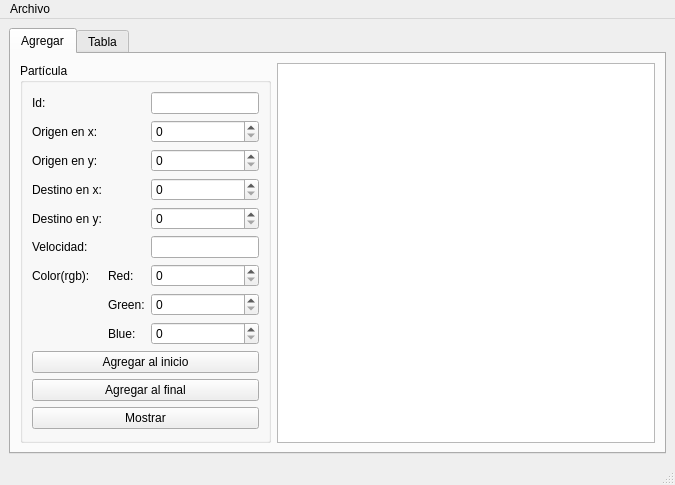
Before: the Qt Designer form particula.ui in ian16munoz3nunez1/particula_mainwindow, drawn with Qt 5.
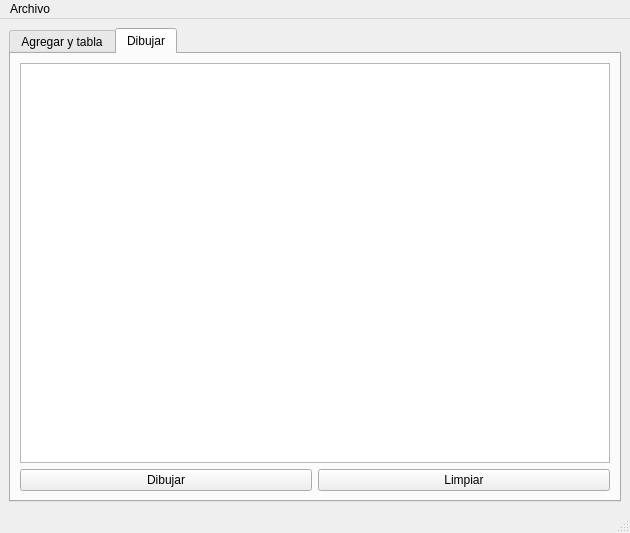
After: the same form once the commit is applied. The open tabs and pages were chosen to show the change.

Commit message: Interfaz de usuario con la actualización

Diff of the .ui file:
```diff
--- a/particula.ui
+++ b/particula.ui
@@ -6,8 +6,8 @@
    <rect>
     <x>0</x>
     <y>0</y>
-    <width>675</width>
-    <height>482</height>
+    <width>630</width>
+    <height>497</height>
    </rect>
   </property>
   <property name="windowTitle">
@@ -16,6 +16,16 @@
   <widget class="QWidget" name="centralwidget">
    <layout class="QGridLayout" name="gridLayout">
     <item row="0" column="0">
+     <widget class="QTabWidget" name="tabWidget_2">
+      <property name="currentIndex">
+       <number>0</number>
+      </property>
+      <widget class="QWidget" name="tab_3">
+       <attribute name="title">
+        <string>Agregar y tabla</string>
+       </attribute>
+       <layout class="QGridLayout" name="gridLayout_5">
+        <item row="0" column="0">
      <widget class="QTabWidget" name="tabWidget">
       <property name="currentIndex">
        <number>1</number>
@@ -220,12 +230,40 @@
     </item>
    </layout>
   </widget>
+      <widget class="QWidget" name="tab_4">
+       <attribute name="title">
+        <string>Dibujar</string>
+       </attribute>
+       <layout class="QGridLayout" name="gridLayout_6">
+        <item row="0" column="0" colspan="2">
+         <widget class="QGraphicsView" name="graphicsView"/>
+        </item>
+        <item row="1" column="0">
+         <widget class="QPushButton" name="dibujar_pushButton">
+          <property name="text">
+           <string>Dibujar</string>
+          </property>
+         </widget>
+        </item>
+        <item row="1" column="1">
+         <widget class="QPushButton" name="limpiar_pushButton">
+          <property name="text">
+           <string>Limpiar</string>
+          </property>
+         </widget>
+        </item>
+       </layout>
+      </widget>
+     </widget>
+    </item>
+   </layout>
+  </widget>
   <widget class="QMenuBar" name="menubar">
    <property name="geometry">
     <rect>
      <x>0</x>
      <y>0</y>
-     <width>675</width>
+     <width>630</width>
      <height>21</height>
     </rect>
    </property>
```
Left out of the diff: 2 changed lines with no effect on the pictures. Lines whose indentation alone changed are shown as unchanged.
